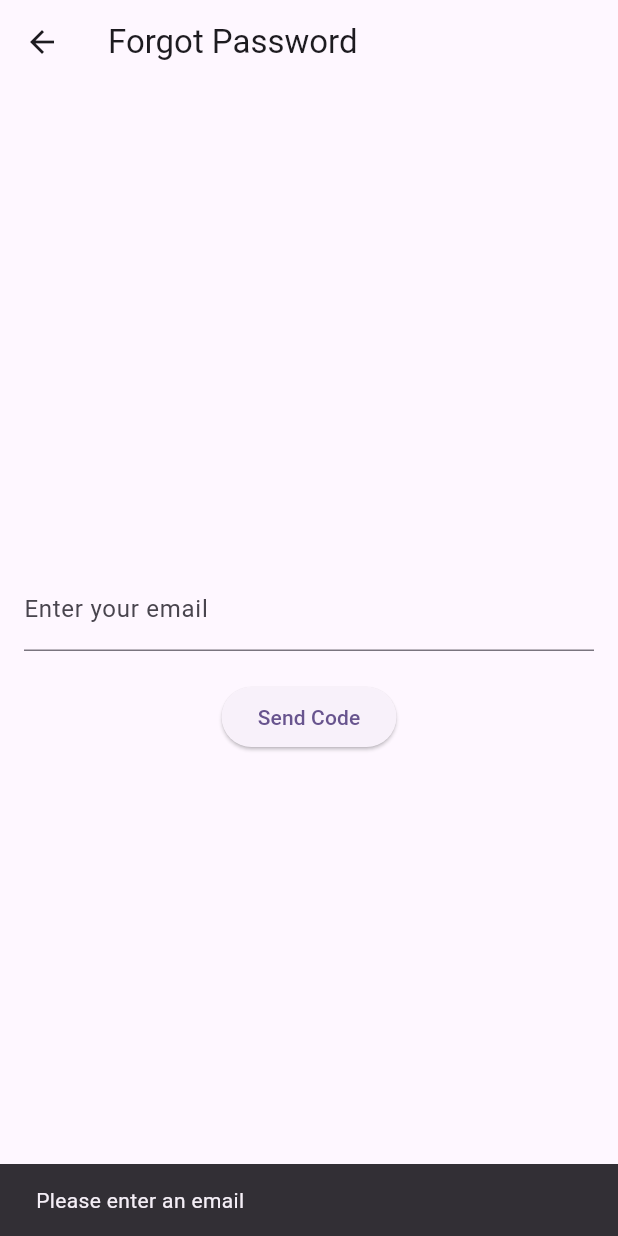
After one commit to yosr-bencheikh/Opti-Frontend, a Flutter app: the EnterEmailScreen screen opened by its route, after a tap on "Send Code", on a phone screen of 412 x 824 dp. The commit adds this screen. Run offline on Flutter 3.47's test engine with Material 3 defaults, Android fonts, the phone set to English and light mode, and no system bars; our stand-ins replace equatable.

Commit message:
SignUp update & Forgot_Password

```diff
--- /dev/null
+++ b/lib/Presentation/UI/Screens/Auth/code_verification.dart
@@ -0,0 +1,78 @@
+import 'package:flutter/material.dart';
+import 'package:http/http.dart' as http;
+import 'package:opti_app/Presentation/UI/Screens/Auth/reset_password.dart';
+import 'dart:convert';
+// Import the reset password screen
+
+class EnterCodeScreen extends StatefulWidget {
+  final String email; // The email will be passed from the previous screen
+
+  EnterCodeScreen({required this.email});
+
+  @override
+  _EnterCodeScreenState createState() => _EnterCodeScreenState();
+}
+
+class _EnterCodeScreenState extends State<EnterCodeScreen> {
+  final TextEditingController codeController = TextEditingController();
+
+  Future<void> verifyCode() async {
+    final code = codeController.text;
+
+    if (code.isEmpty) {
+      ScaffoldMessenger.of(context)
+          .showSnackBar(SnackBar(content: Text("Please enter the code")));
+      return;
+    }
+
+    final url = Uri.parse(
+        'http://localhost:3000/api/verify-code'); // Replace with your backend URL
+    final response = await http.post(
+      url,
+      headers: {'Content-Type': 'application/json'},
+      body: json.encode(
+          {'email': widget.email, 'code': code}), // Use the passed email here
+    );
+
+    if (response.statusCode == 200) {
+      // Code is verified, navigate to reset password screen
+      ScaffoldMessenger.of(context)
+          .showSnackBar(SnackBar(content: Text("Code verified!")));
+
+      // Navigate to the reset password screen
+      Navigator.push(
+        context,
+        MaterialPageRoute(builder: (context) => ResetPasswordScreen()),
+      );
+    } else {
+      final responseBody = json.decode(response.body);
+      ScaffoldMessenger.of(context).showSnackBar(SnackBar(
+          content: Text(responseBody['message'] ?? "Invalid or expired code")));
+    }
+  }
+
+  @override
+  Widget build(BuildContext context) {
+    return Scaffold(
+      appBar: AppBar(title: Text("Enter Verification Code")),
+      body: Padding(
+        padding: const EdgeInsets.all(16.0),
+        child: Column(
+          mainAxisAlignment: MainAxisAlignment.center,
+          children: [
+            TextField(
+              controller: codeController,
+              decoration: InputDecoration(labelText: "Enter your code"),
+              keyboardType: TextInputType.number,
+            ),
+            SizedBox(height: 20),
+            ElevatedButton(
+              onPressed: verifyCode,
+              child: Text("Verify Code"),
+            ),
+          ],
+        ),
+      ),
+    );
+  }
+}
--- /dev/null
+++ b/lib/Presentation/UI/Screens/Auth/forgot_password.dart
@@ -0,0 +1,107 @@
+import 'package:flutter/material.dart';
+import 'package:http/http.dart' as http;
+import 'dart:convert';
+import 'package:opti_app/Presentation/UI/Screens/Auth/code_verification.dart';
+
+class EnterEmailScreen extends StatefulWidget {
+  @override
+  _EnterEmailScreenState createState() => _EnterEmailScreenState();
+}
+
+class _EnterEmailScreenState extends State<EnterEmailScreen> {
+  final TextEditingController emailController = TextEditingController();
+
+  // Method to send the email and get the verification code
+  Future<void> sendCodeToEmail() async {
+    final email = emailController.text;
+
+    // Make sure email is not empty
+    if (email.isEmpty) {
+      ScaffoldMessenger.of(context)
+          .showSnackBar(SnackBar(content: Text("Please enter an email")));
+      return;
+    }
+
+    final url = Uri.parse(
+        'http://localhost:3000/api/forgot-password'); // Replace with your backend URL
+    try {
+      final response = await http.post(
+        url,
+        headers: {'Content-Type': 'application/json'},
+        body: json.encode({'email': email}),
+      );
+
+      if (response.statusCode == 200) {
+        // On success, navigate to the next screen
+        Navigator.push(
+          context,
+          MaterialPageRoute(
+            builder: (context) => EnterCodeScreen(email: emailController.text),
+          ),
+        );
+      } else {
+        // Handle error responses with specific error messages
+        final responseBody = json.decode(response.body);
+        String errorMessage = "Error sending verification code";
+
+        // Handle different error scenarios more specifically
+        switch (response.statusCode) {
+          case 400:
+            errorMessage = responseBody['message'] ??
+                "Bad request: Invalid email or data format.";
+            break;
+          case 404:
+            errorMessage = responseBody['message'] ??
+                "User not found. Please check your email.";
+            break;
+          case 500:
+            errorMessage = responseBody['message'] ??
+                "Server error. Please try again later.";
+            break;
+          case 401:
+            errorMessage = responseBody['message'] ??
+                "Unauthorized access. Please try again.";
+            break;
+          default:
+            errorMessage = responseBody['message'] ??
+                "Unknown error occurred. Please try again.";
+            break;
+        }
+
+        ScaffoldMessenger.of(context)
+            .showSnackBar(SnackBar(content: Text(errorMessage)));
+      }
+    } catch (e) {
+      // Handle connection issues or other errors
+      ScaffoldMessenger.of(context).showSnackBar(SnackBar(
+        content: Text(
+            "Error: Unable to connect to the server. Please check your internet connection."),
+      ));
+    }
+  }
+
+  @override
+  Widget build(BuildContext context) {
+    return Scaffold(
+      appBar: AppBar(title: Text("Forgot Password")),
+      body: Padding(
+        padding: const EdgeInsets.all(16.0),
+        child: Column(
+          mainAxisAlignment: MainAxisAlignment.center,
+          children: [
+            TextField(
+              controller: emailController,
+              decoration: InputDecoration(labelText: "Enter your email"),
+              keyboardType: TextInputType.emailAddress,
+            ),
+            SizedBox(height: 20),
+            ElevatedButton(
+              onPressed: sendCodeToEmail,
+              child: Text("Send Code"),
+            ),
+          ],
+        ),
+      ),
+    );
+  }
+}
--- /dev/null
+++ b/lib/domain/entities/user.dart
@@ -0,0 +1,30 @@
+import 'package:equatable/equatable.dart';
+
+class User extends Equatable {
+  final String? id;
+  final String nom;
+  final String prenom;
+  final String email;
+  final String? password;
+  final String? image;
+  final String role;
+  final String? oAuth;
+  final String? gender;
+  final String? birthDate;
+
+  const User(
+      {this.id,
+      required this.birthDate,
+      required this.gender,
+      required this.oAuth,
+      required this.image,
+      required this.role,
+      required this.nom,
+      required this.prenom,
+      required this.email,
+      this.password});
+
+  @override
+  List<Object?> get props =>
+      [nom, prenom, email, password, id, role, image, oAuth, gender, birthDate];
+}
--- a/lib/main.dart
+++ b/lib/main.dart
@@ -1,4 +1,5 @@
 import 'package:flutter/material.dart';
+import 'package:opti_app/Presentation/UI/Screens/Auth/forgot_password.dart';
 import 'package:opti_app/Presentation/UI/Screens/Auth/profile_screen.dart';
 import 'package:opti_app/Presentation/UI/Screens/Auth/update_profile_screen.dart';
 import 'Presentation/UI/Screens/Auth/profile_screen.dart'; // Import the Profile Screen
@@ -23,6 +24,7 @@ class MyApp extends StatelessWidget {
       home: const LoginScreen(), // Profile screen is the first screen
       routes: {
         '/profileScreen': (context) => const ProfileScreen(),
+        '/ForgotPasswordScreen': (context) => EnterEmailScreen(),
         '/updateProfile': (context) => const UpdateProfileScreen(
               userId: '67a0cb53c575bdaa95c3421f',
             ),
--- a/lib/presentation/UI/screens/auth/SignUpScreen.dart
+++ b/lib/presentation/UI/screens/auth/SignUpScreen.dart
@@ -98,7 +98,9 @@ class _SignUpScreenState extends State<SignUpScreen> {
     );
 
     if (response.statusCode == 200 || response.statusCode == 201) {
-      Navigator.pushNamed(context, '/login');
+      ScaffoldMessenger.of(context).showSnackBar(
+        SnackBar(content: Text('successfully created')),
+      );
     } else {
       ScaffoldMessenger.of(context).showSnackBar(
         SnackBar(content: Text('Error: ${response.body}')),
--- a/lib/presentation/UI/screens/auth/login_screen.dart
+++ b/lib/presentation/UI/screens/auth/login_screen.dart
@@ -169,7 +169,7 @@ class _LoginScreenState extends State<LoginScreen> {
                     const SizedBox(height: 20),
                     TextButton(
                       onPressed: () {
-                        Navigator.pushNamed(context, '/profileScreen');
+                        Navigator.pushNamed(context, '/ForgotPasswordScreen');
                       },
                       child: const Text(
                         'Forgot Password?',
--- a/pubspec.yaml
+++ b/pubspec.yaml
@@ -35,6 +35,7 @@ dependencies:
   # The following adds the Cupertino Icons font to your application.
   # Use with the CupertinoIcons class for iOS style icons.
   cupertino_icons: ^1.0.8
+  equatable: ^2.0.7
 
 dev_dependencies:
   flutter_test:
```
Also changed, not shown: lib/Presentation/UI/Screens/Auth/reset_password.dart (added, +52 -0 lines), lib/core/styles/colors.dart (added, +28 -0 lines), lib/domain/entities/token.dart (added, +16 -0 lines), lib/domain/repositories/authentication_repository.dart (added, +59 -0 lines), lib/core/styles/text_styles.dart (added), pubspec.lock.
